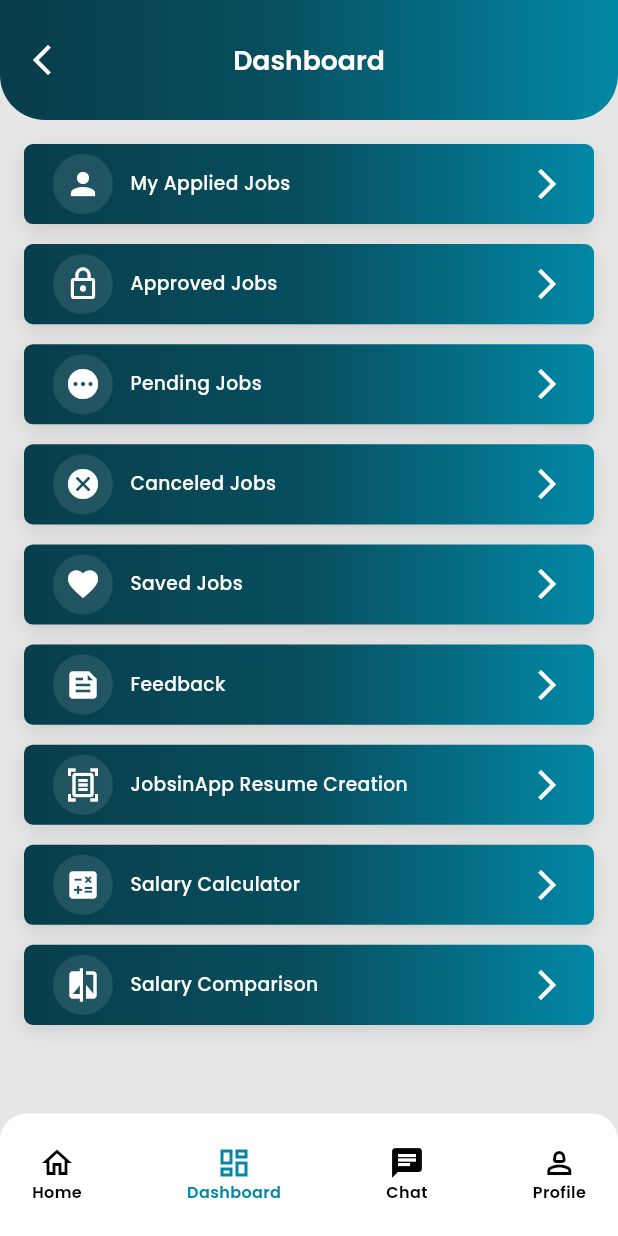
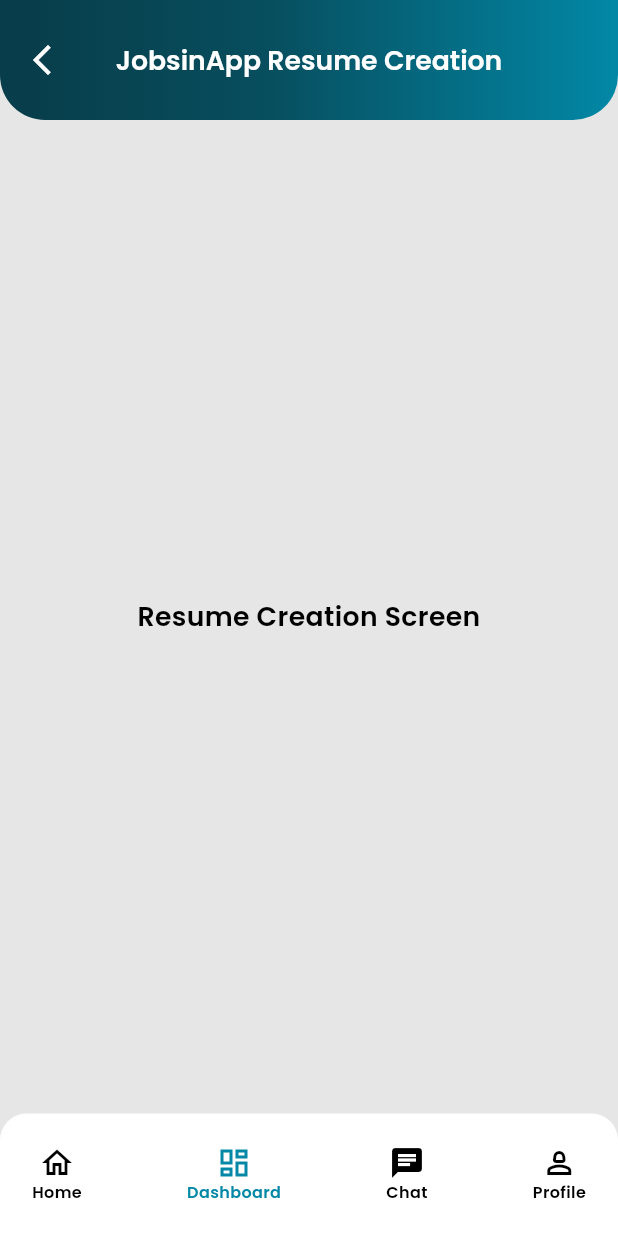
Before and after one commit to mehdisparktech/zasulehry_job_seeker, a Flutter app: the JobSeekerDeshboaredScreen screen opened by its route, after a tap on "JobsinApp Resume Creation", on a phone screen of 412 x 824 dp. Run offline on Flutter 3.47's test engine with Material 3 defaults, Android fonts, the phone set to English and light mode, and no system bars; our stand-ins replace cached_network_image, dio, flutter_dotenv, flutter_html, flutter_local_notifications, flutter_screenutil and 11 more; accounts and stored records are empty; network calls fail.

Commit message:
Now when users tap on any dashboard item in the JobSeekerDashboardScreen, they will navigate to the corresponding screen. Each screen follows the same consistent pattern as your existing codebase with: Common AppBar with proper titles Bottom navigation bar Consistent styling and structure

```diff
--- a/lib/core/config/route/app_routes.dart
+++ b/lib/core/config/route/app_routes.dart
@@ -19,6 +19,15 @@
 import 'package:zasulehry_job_seeker/features/jobseeker/setting/presentation/screen/setting_screen.dart';
 import 'package:zasulehry_job_seeker/features/jobseeker/setting/presentation/screen/terms_of_services_screen.dart';
 import 'package:zasulehry_job_seeker/features/jobseeker/profile/presentation/screen/edit_profile.dart';
+import 'package:zasulehry_job_seeker/features/jobseeker/jobs/presentation/screen/my_applied_jobs_screen.dart';
+import 'package:zasulehry_job_seeker/features/jobseeker/jobs/presentation/screen/approved_jobs_screen.dart';
+import 'package:zasulehry_job_seeker/features/jobseeker/jobs/presentation/screen/pending_jobs_screen.dart';
+import 'package:zasulehry_job_seeker/features/jobseeker/jobs/presentation/screen/canceled_jobs_screen.dart';
+import 'package:zasulehry_job_seeker/features/jobseeker/jobs/presentation/screen/saved_jobs_screen.dart';
+import 'package:zasulehry_job_seeker/features/jobseeker/feedback/presentation/screen/feedback_screen.dart';
+import 'package:zasulehry_job_seeker/features/jobseeker/resume/presentation/screen/resume_creation_screen.dart';
+import 'package:zasulehry_job_seeker/features/jobseeker/salary/presentation/screen/salary_calculator_screen.dart';
+import 'package:zasulehry_job_seeker/features/jobseeker/salary/presentation/screen/salary_comparison_screen.dart';
 
 class AppRoutes {
   static const String test = "/test_screen.dart";
@@ -36,6 +45,19 @@
   // Dashboard Routes
   static const String jobSeekerDashboard = "/job_seeker_dashboard.dart";
   static const String employerDashboard = "/employer_dashboard.dart";
+
+  // Job Management Routes
+  static const String myAppliedJobs = "/my_applied_jobs_screen.dart";
+  static const String approvedJobs = "/approved_jobs_screen.dart";
+  static const String pendingJobs = "/pending_jobs_screen.dart";
+  static const String canceledJobs = "/canceled_jobs_screen.dart";
+  static const String savedJobs = "/saved_jobs_screen.dart";
+
+  // Other Dashboard Routes
+  static const String feedback = "/feedback_screen.dart";
+  static const String resumeCreation = "/resume_creation_screen.dart";
+  static const String salaryCalculator = "/salary_calculator_screen.dart";
+  static const String salaryComparison = "/salary_comparison_screen.dart";
 
   // Common Routes
   static const String notifications = "/notifications_screen.dart";
@@ -74,5 +96,18 @@
       page: () => const JobSeekerDeshboaredScreen(),
     ),
     GetPage(name: selectRole, page: () => const SelectRouleScreen()),
+
+    // Job Management Routes
+    GetPage(name: myAppliedJobs, page: () => const MyAppliedJobsScreen()),
+    GetPage(name: approvedJobs, page: () => const ApprovedJobsScreen()),
+    GetPage(name: pendingJobs, page: () => const PendingJobsScreen()),
+    GetPage(name: canceledJobs, page: () => const CanceledJobsScreen()),
+    GetPage(name: savedJobs, page: () => const SavedJobsScreen()),
+
+    // Other Dashboard Routes
+    GetPage(name: feedback, page: () => const FeedbackScreen()),
+    GetPage(name: resumeCreation, page: () => const ResumeCreationScreen()),
+    GetPage(name: salaryCalculator, page: () => const SalaryCalculatorScreen()),
+    GetPage(name: salaryComparison, page: () => const SalaryComparisonScreen()),
   ];
 }
--- a/lib/features/jobseeker/dashboard/presentation/screen/job_seeker_deshboared_screen.dart
+++ b/lib/features/jobseeker/dashboard/presentation/screen/job_seeker_deshboared_screen.dart
@@ -1,8 +1,10 @@
 import 'package:flutter/material.dart';
+import 'package:get/get.dart';
 import 'package:zasulehry_job_seeker/core/component/appbar/common_app_bar.dart';
 import 'package:zasulehry_job_seeker/core/component/bottom_nav_bar/common_bottom_bar.dart';
 import 'package:zasulehry_job_seeker/core/component/other_widgets/item.dart';
 import 'package:zasulehry_job_seeker/core/constants/app_string.dart';
+import 'package:zasulehry_job_seeker/core/config/route/app_routes.dart';
 
 class JobSeekerDeshboaredScreen extends StatelessWidget {
   const JobSeekerDeshboaredScreen({super.key});
@@ -19,54 +21,58 @@
               Item(
                 icon: Icons.person,
                 title: AppString.myAppliedJobs,
-                onTap: () {},
+                onTap: () => Get.toNamed(AppRoutes.myAppliedJobs),
               ),
 
-              /// Change password Item here
+              /// Approved Jobs Item here
               Item(
                 title: AppString.approvedJobs,
-                icon: Icons.lock_outline,
-                onTap: () {},
+                icon: Icons.check_circle_outline,
+                onTap: () => Get.toNamed(AppRoutes.approvedJobs),
               ),
 
-              /// Terms of Service Item here
+              /// Pending Jobs Item here
               Item(
                 title: AppString.pendingJobs,
                 icon: Icons.pending,
-                onTap: () {},
+                onTap: () => Get.toNamed(AppRoutes.pendingJobs),
               ),
 
-              /// Privacy Policy Item here
+              /// Canceled Jobs Item here
               Item(
-                onTap: () {},
+                onTap: () => Get.toNamed(AppRoutes.canceledJobs),
                 title: AppString.canceledJobs,
                 icon: Icons.cancel,
               ),
 
-              /// Delete Account Item here
+              /// Saved Jobs Item here
               Item(
                 title: AppString.savedJobs,
                 icon: Icons.favorite,
-                onTap: () {},
+                onTap: () => Get.toNamed(AppRoutes.savedJobs),
               ),
 
-              Item(icon: Icons.feed, title: AppString.feedback, onTap: () {}),
+              Item(
+                icon: Icons.feedback,
+                title: AppString.feedback,
+                onTap: () => Get.toNamed(AppRoutes.feedback),
+              ),
 
-              /// Log Out item here
+              /// Resume Creation Item here
               Item(
                 icon: Icons.document_scanner_outlined,
                 title: AppString.jobsinAppResumeCreation,
-                onTap: () {},
+                onTap: () => Get.toNamed(AppRoutes.resumeCreation),
               ),
               Item(
                 icon: Icons.calculate,
                 title: AppString.salaryCalculator,
-                onTap: () {},
+                onTap: () => Get.toNamed(AppRoutes.salaryCalculator),
               ),
               Item(
                 icon: Icons.compare,
                 title: AppString.salaryComparison,
-                onTap: () {},
+                onTap: () => Get.toNamed(AppRoutes.salaryComparison),
               ),
             ],
           ),
--- /dev/null
+++ b/lib/features/jobseeker/resume/presentation/screen/resume_creation_screen.dart
@@ -0,0 +1,24 @@
+import 'package:flutter/material.dart';
+import 'package:zasulehry_job_seeker/core/component/appbar/common_app_bar.dart';
+import 'package:zasulehry_job_seeker/core/component/bottom_nav_bar/common_bottom_bar.dart';
+import 'package:zasulehry_job_seeker/core/component/text/common_text.dart';
+import 'package:zasulehry_job_seeker/core/constants/app_string.dart';
+
+class ResumeCreationScreen extends StatelessWidget {
+  const ResumeCreationScreen({super.key});
+
+  @override
+  Widget build(BuildContext context) {
+    return Scaffold(
+      appBar: const CommonAppBar(title: AppString.jobsinAppResumeCreation),
+      body: const Center(
+        child: CommonText(
+          text: "Resume Creation Screen",
+          fontSize: 20,
+          fontWeight: FontWeight.w600,
+        ),
+      ),
+      bottomNavigationBar: const CommonBottomNavBar(currentIndex: 1),
+    );
+  }
+}
```
Also changed, not shown: lib/features/jobseeker/feedback/presentation/screen/feedback_screen.dart (added, +24 -0 lines), lib/features/jobseeker/jobs/presentation/screen/approved_jobs_screen.dart (added, +24 -0 lines), lib/features/jobseeker/jobs/presentation/screen/canceled_jobs_screen.dart (added, +24 -0 lines), lib/features/jobseeker/jobs/presentation/screen/my_applied_jobs_screen.dart (added, +24 -0 lines), lib/features/jobseeker/jobs/presentation/screen/pending_jobs_screen.dart (added, +24 -0 lines), lib/features/jobseeker/jobs/presentation/screen/saved_jobs_screen.dart (added, +24 -0 lines), lib/features/jobseeker/salary/presentation/screen/salary_calculator_screen.dart (added, +24 -0 lines), lib/features/jobseeker/salary/presentation/screen/salary_comparison_screen.dart (added, +24 -0 lines).
